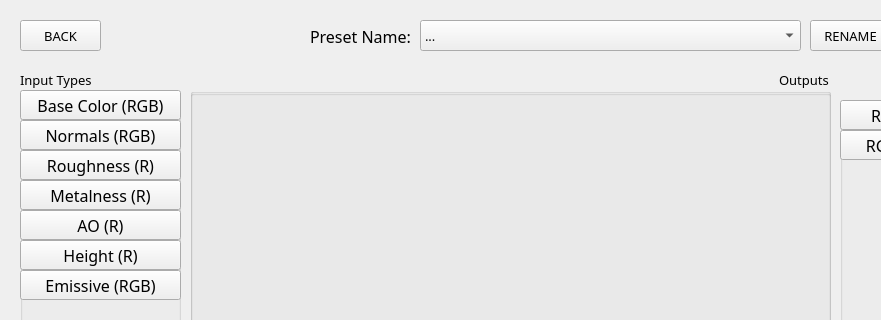
First picture: the form in PresetMaker.ui, repository Markgundam/TexturePacker, before the edit; both pictures show x 0 to 881 and y 0 to 320 of the 1000 by 480 pixel window.
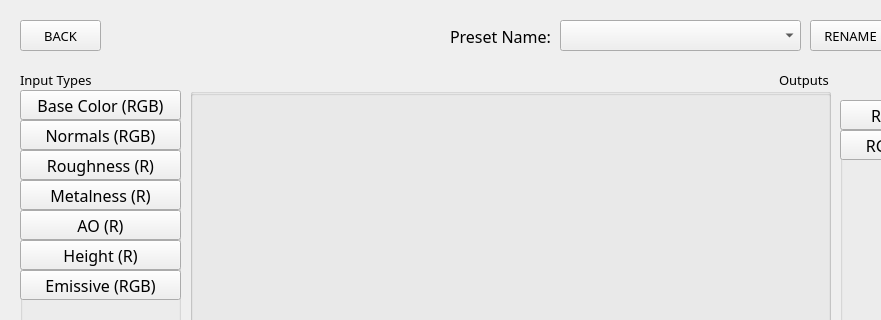
Second picture: the form after the edit.

The edit to the form file:
```diff
--- a/PresetMaker.ui
+++ b/PresetMaker.ui
@@ -271,7 +271,7 @@
    <widget class="QLabel" name="label_4">
     <property name="geometry">
      <rect>
-      <x>310</x>
+      <x>450</x>
       <y>20</y>
       <width>111</width>
       <height>32</height>
@@ -311,9 +311,9 @@
    <widget class="QComboBox" name="NameBox">
     <property name="geometry">
      <rect>
-      <x>420</x>
+      <x>560</x>
       <y>20</y>
-      <width>381</width>
+      <width>241</width>
       <height>31</height>
      </rect>
     </property>
@@ -326,16 +326,6 @@
     <property name="editable">
      <bool>false</bool>
     </property>
-    <item>
-     <property name="text">
-      <string>...</string>
-     </property>
-    </item>
-    <item>
-     <property name="text">
-      <string>Create New...</string>
-     </property>
-    </item>
    </widget>
    <widget class="QGroupBox" name="groupBox_4">
     <property name="geometry">
@@ -452,6 +442,25 @@
      <string>DELETE</string>
     </property>
    </widget>
+   <widget class="QLabel" name="Notification">
+    <property name="geometry">
+     <rect>
+      <x>110</x>
+      <y>20</y>
+      <width>331</width>
+      <height>31</height>
+     </rect>
+    </property>
+    <property name="font">
+     <font>
+      <family>Montserrat Light</family>
+      <pointsize>12</pointsize>
+     </font>
+    </property>
+    <property name="text">
+     <string/>
+    </property>
+   </widget>
   </widget>
   <widget class="QMenuBar" name="menubar">
    <property name="geometry">
```
Left out of the diff: 12 changed lines with no effect on the pictures.
